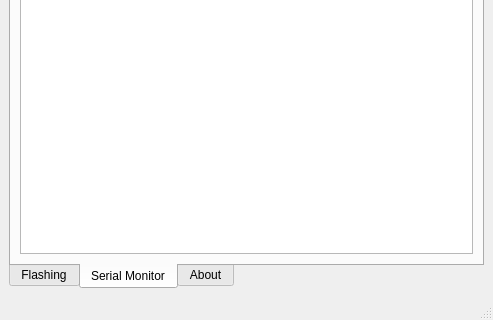
Qt form gui/mainwindow.ui (littleyoda/littleyoda-DCC-Decoder-Flasher) before a commit; both pictures show x 0 to 493 and y 178 to 498 of the 493 by 498 pixel window.
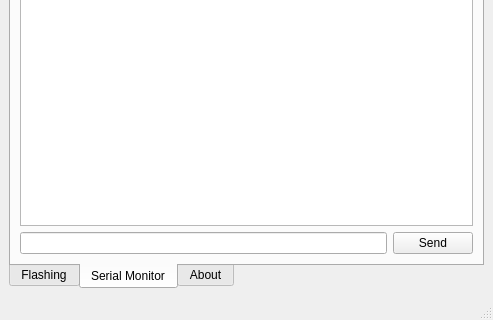
The same form after that commit. The open tabs and pages were chosen to show the change. Icons and pictures are not drawn.

Commit message: [Impl] Serial Monitor

Patch:
```diff
--- a/gui/mainwindow.ui
+++ b/gui/mainwindow.ui
@@ -284,6 +284,28 @@
           </property>
          </widget>
         </item>
+        <item row="3" column="0">
+         <layout class="QHBoxLayout" name="horizontalLayout">
+          <item>
+           <widget class="QLineEdit" name="serialOutText">
+            <property name="sizePolicy">
+             <sizepolicy hsizetype="Expanding" vsizetype="Fixed">
+              <horstretch>0</horstretch>
+              <verstretch>0</verstretch>
+             </sizepolicy>
+            </property>
+           </widget>
+          </item>
+          <item>
+           <widget class="QPushButton" name="serialSendButton">
+            <property name="text">
+             <string>Send</string>
+            </property>
+           </widget>
+          </item>
+         </layout>
+        </item>        
+
        </layout>
       </widget>
       <widget class="QWidget" name="aboutTab">
```
Left out of the diff: 6 changed lines with no effect on the pictures. The commit also changes 2 other files.
